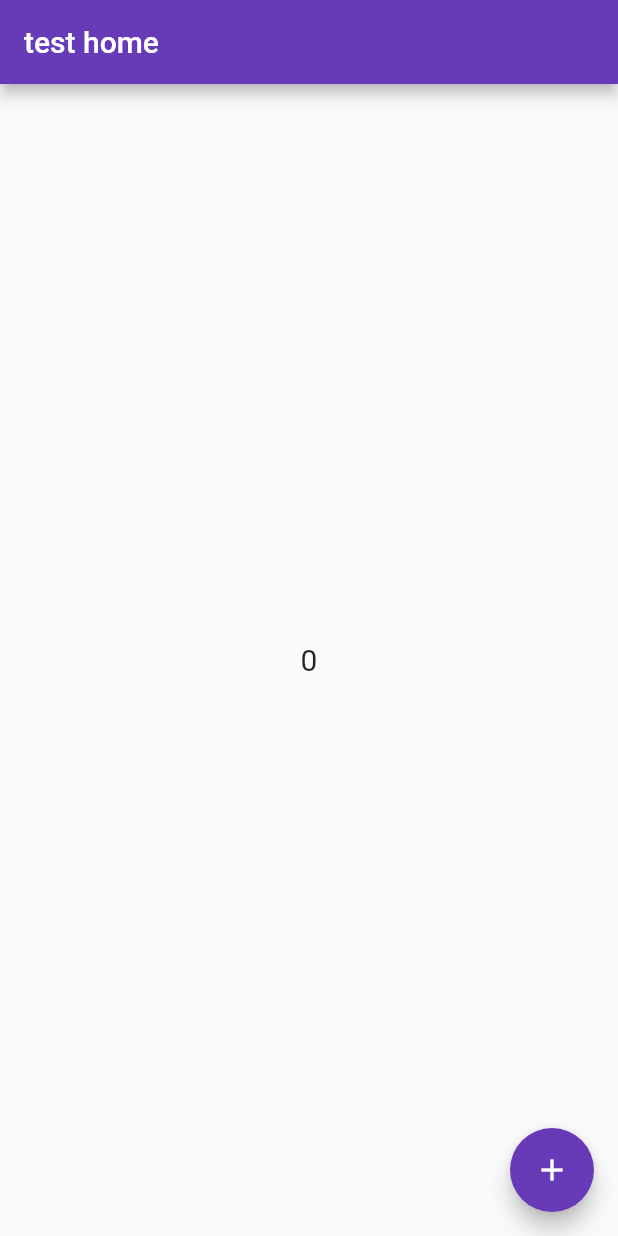
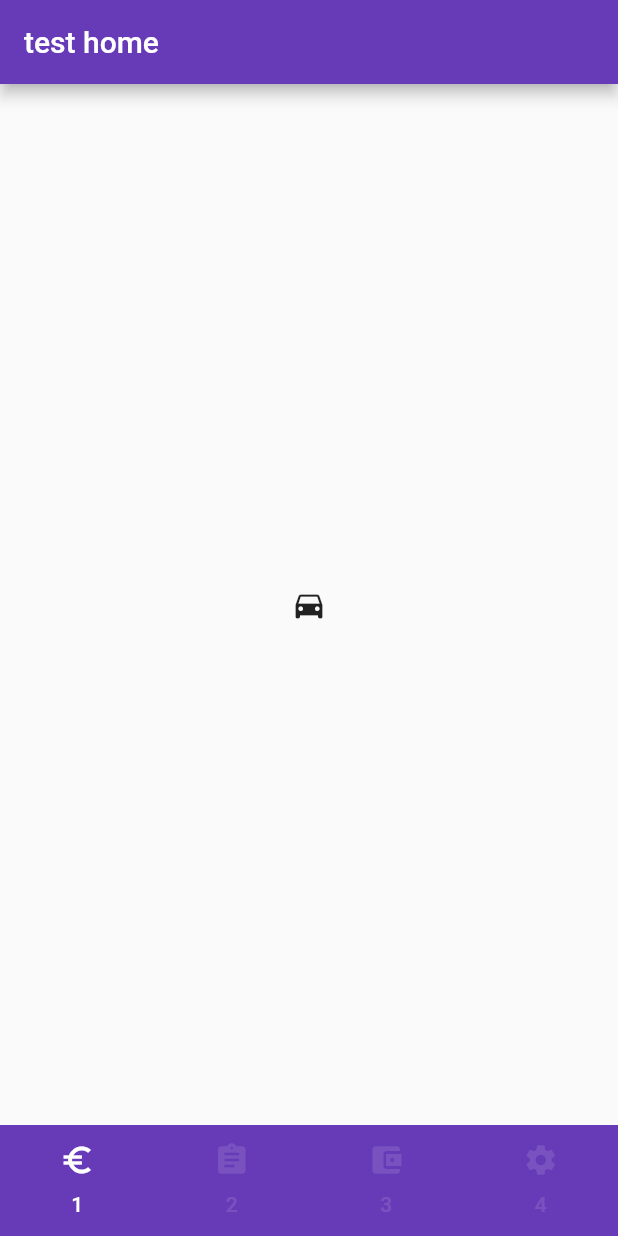
Before and after one commit to ESeungJun/projectDate, a Flutter app: the screen it shows after launch, on a phone screen of 412 x 824 dp. Run offline on Flutter 3.47's test engine with Material 2 defaults, Android fonts, the phone set to English and light mode, and no system bars.

Commit message:
[feat] 홈페이지 탭구조 연결

```diff
--- a/lib/main.dart
+++ b/lib/main.dart
@@ -1,30 +1,24 @@
 import 'package:flutter/material.dart';
-import 'package:project_date/providers/count_provider.dart';
-import 'package:project_date/screen/home/home.dart';
-import 'package:provider/provider.dart';
+import 'package:project_date/screen/home/home_tab.dart';
 
 void main() {
-  runApp(const MyApp());
+  runApp(const DateHomeApp());
 }
 
-class MyApp extends StatelessWidget {
-  const MyApp({Key? key}) : super(key: key);
+class DateHomeApp extends StatelessWidget {
+  const DateHomeApp({Key? key}) : super(key: key);
 
   // This widget is the root of your application.
   @override
   Widget build(BuildContext context) {
-    return MultiProvider(
-        providers: [
-          ChangeNotifierProvider(create: (context) => CountProvider())
-        ],
-      child: MaterialApp(
+    return MaterialApp(
         title: 'test app',
         theme: ThemeData(
-          primarySwatch: Colors.deepPurple,
-          visualDensity: VisualDensity.adaptivePlatformDensity
-        ),
-        home: const MyHomePage(title: 'test home'),
-      ),
+            primarySwatch: Colors.deepPurple,
+            visualDensity: VisualDensity.adaptivePlatformDensity),
+        home: const DefaultTabController(
+            length: 4, child: HomeTab(title: 'test home')
+        )
     );
   }
 }
--- a/lib/screen/home/home.dart
+++ /dev/null
@@ -1,25 +0,0 @@
-import 'package:flutter/material.dart';
-import 'package:project_date/providers/count_provider.dart';
-import 'package:project_date/widgets/count_widget.dart';
-import 'package:provider/provider.dart';
-
-class MyHomePage extends StatelessWidget {
-  const MyHomePage({Key? key, required this.title}) : super(key: key);
-
-  final String title;
-
-  @override
-  Widget build(BuildContext context) {
-    return Scaffold(
-      appBar: AppBar(
-        title: Text(title),
-      ),
-      body: const CountWidget(),
-      floatingActionButton: FloatingActionButton(
-        onPressed: () => Provider.of<CountProvider>(context, listen: false).add(),
-        tooltip: 'Increment',
-        child: const Icon(Icons.add),
-      ),
-    );
-  }
-}
--- /dev/null
+++ b/lib/screen/home/home_tab.dart
@@ -0,0 +1,54 @@
+import 'package:flutter/material.dart';
+
+class HomeTab extends StatelessWidget {
+  const HomeTab({Key? key, required this.title}) : super(key: key);
+
+  final String title;
+
+  @override
+  Widget build(BuildContext context) {
+    return Scaffold(
+      appBar: AppBar(
+        title: Text(title),
+      ),
+      bottomNavigationBar: BottomTabMenu(),
+      body: const TabBarView(
+        children: [
+          Icon(Icons.directions_car),
+          Icon(Icons.directions_transit),
+          Icon(Icons.directions_bike),
+          Icon(Icons.directions_bike)
+        ],
+      )
+    );
+  }
+
+  Widget BottomTabMenu() {
+    return Container(
+        color: Colors.deepPurple,
+        child: const TabBar(
+          labelColor: Colors.white,
+          unselectedLabelColor: Colors.white12,
+          indicatorSize: TabBarIndicatorSize.tab,
+          indicatorPadding: EdgeInsets.all(5.0),
+          tabs: [
+            Tab(
+              text: "1",
+              icon: Icon(Icons.euro_symbol),
+            ),
+            Tab(
+              text: "2",
+              icon: Icon(Icons.assignment),
+            ),
+            Tab(
+              text: "3",
+              icon: Icon(Icons.account_balance_wallet),
+            ),
+            Tab(
+              text: "4",
+              icon: Icon(Icons.settings),
+            ),
+          ],
+        ));
+  }
+}
```
Also changed, not shown: 1 other file.
